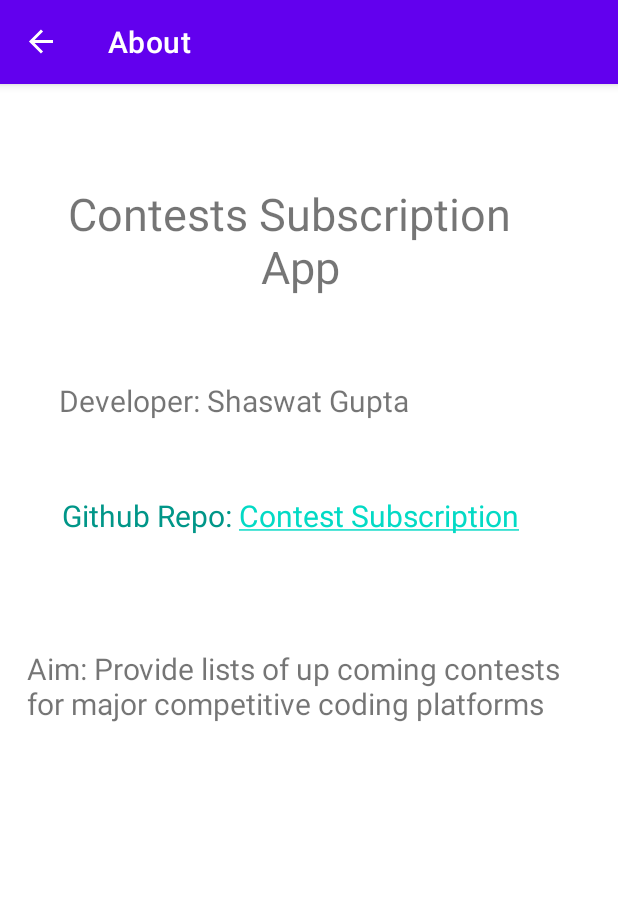
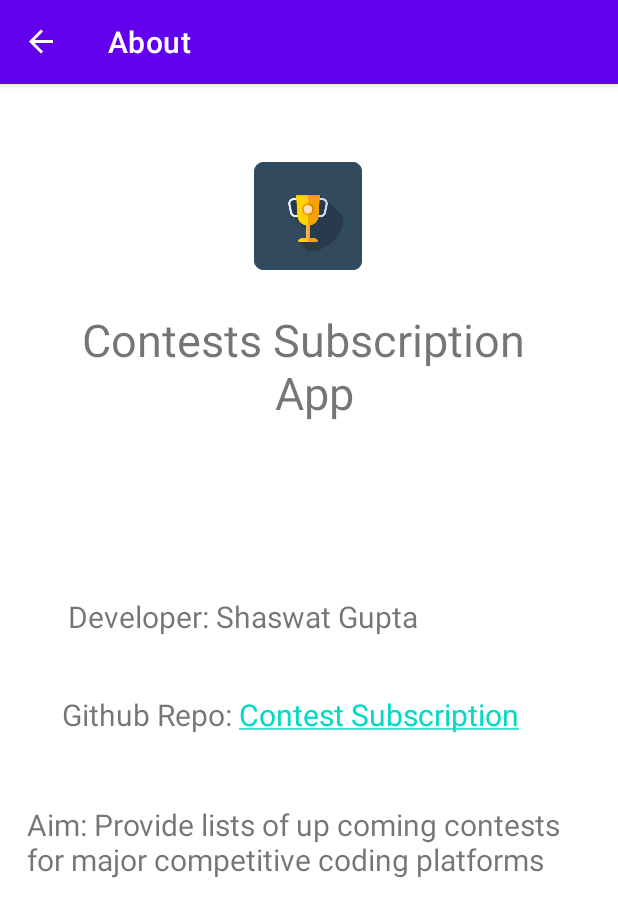
Before and after one commit to masterchief164/Contests_Subscription, an Android app: the About screen opened through its navigation route, on a phone screen of 412 x 824 dp. Shown: the top 917 px of the screen. Run offline under Robolectric (Android 15) with nearby library versions, the phone set to English and light mode, and no system bars; our stand-ins replace Firebase (no records; nobody signed in at launch, a user with empty details on screens opened directly), navigation-ui; 1 statement that could not run was skipped.

Commit message:
minor fixes

```diff
--- a/app/src/main/res/layout/fragment_about.xml
+++ b/app/src/main/res/layout/fragment_about.xml
@@ -10,6 +10,7 @@
 
 
     <TextView
+        android:id="@+id/textView4"
         android:layout_width="wrap_content"
         android:layout_height="wrap_content"
         android:text="@string/contests_subscription_n_app"
@@ -17,10 +18,9 @@
         android:textSize="30sp"
         app:layout_constraintBottom_toBottomOf="parent"
         app:layout_constraintEnd_toEndOf="parent"
-        app:layout_constraintHorizontal_bias="0.4"
         app:layout_constraintStart_toStartOf="parent"
         app:layout_constraintTop_toTopOf="parent"
-        app:layout_constraintVertical_bias="0.086" />
+        app:layout_constraintVertical_bias="0.21" />
 
     <TextView
         android:id="@+id/textView6"
@@ -30,10 +30,10 @@
         android:textSize="20sp"
         app:layout_constraintBottom_toBottomOf="parent"
         app:layout_constraintEnd_toEndOf="parent"
-        app:layout_constraintHorizontal_bias="0.194"
+        app:layout_constraintHorizontal_bias="0.231"
         app:layout_constraintStart_toStartOf="parent"
         app:layout_constraintTop_toTopOf="parent"
-        app:layout_constraintVertical_bias="0.261" />
+        app:layout_constraintVertical_bias="0.46" />
 
     <TextView
         android:layout_width="wrap_content"
@@ -47,7 +47,7 @@
         app:layout_constraintEnd_toEndOf="parent"
         app:layout_constraintStart_toStartOf="parent"
         app:layout_constraintTop_toTopOf="parent"
-        app:layout_constraintVertical_bias="0.526" />
+        app:layout_constraintVertical_bias="0.683" />
 
     <TextView
         android:id="@+id/link"
@@ -57,14 +57,26 @@
         android:focusable="true"
         android:minHeight="48dp"
         android:text="@string/link"
-        android:textColor="#009688"
         android:textSize="20sp"
         app:layout_constraintBottom_toBottomOf="parent"
         app:layout_constraintEnd_toEndOf="parent"
         app:layout_constraintHorizontal_bias="0.367"
         app:layout_constraintStart_toStartOf="parent"
         app:layout_constraintTop_toTopOf="parent"
-        app:layout_constraintVertical_bias="0.378"
+        app:layout_constraintVertical_bias="0.566"
         tools:ignore="TextContrastCheck" />
 
+    <ImageView
+        android:id="@+id/imageView2"
+        android:layout_width="wrap_content"
+        android:layout_height="wrap_content"
+        android:contentDescription="@string/app_icon"
+        android:src="@mipmap/app"
+        app:layout_constraintBottom_toBottomOf="parent"
+        app:layout_constraintEnd_toEndOf="parent"
+        app:layout_constraintHorizontal_bias="0.498"
+        app:layout_constraintStart_toStartOf="parent"
+        app:layout_constraintTop_toTopOf="parent"
+        app:layout_constraintVertical_bias="0.065" />
+
 </androidx.constraintlayout.widget.ConstraintLayout>
--- a/app/src/main/res/values/strings.xml
+++ b/app/src/main/res/values/strings.xml
@@ -32,4 +32,5 @@
     <string name="aim_provide_lists_of_up_coming_contests_for_major_competitive_coding_platforms">Aim: Provide lists of up coming contests for major competitive coding platforms</string>
     <string name="developer_shaswat_gupta">Developer: Shaswat Gupta</string>
     <string name="contests_subscription_n_app">Contests Subscription \n App</string>
+    <string name="app_icon">app icon</string>
 </resources>
```
Also changed, not shown: app/src/main/res/layout/fragment_login.xml (+13 -0 lines), app/src/main/res/layout/fragment_register.xml (+12 -0 lines).
